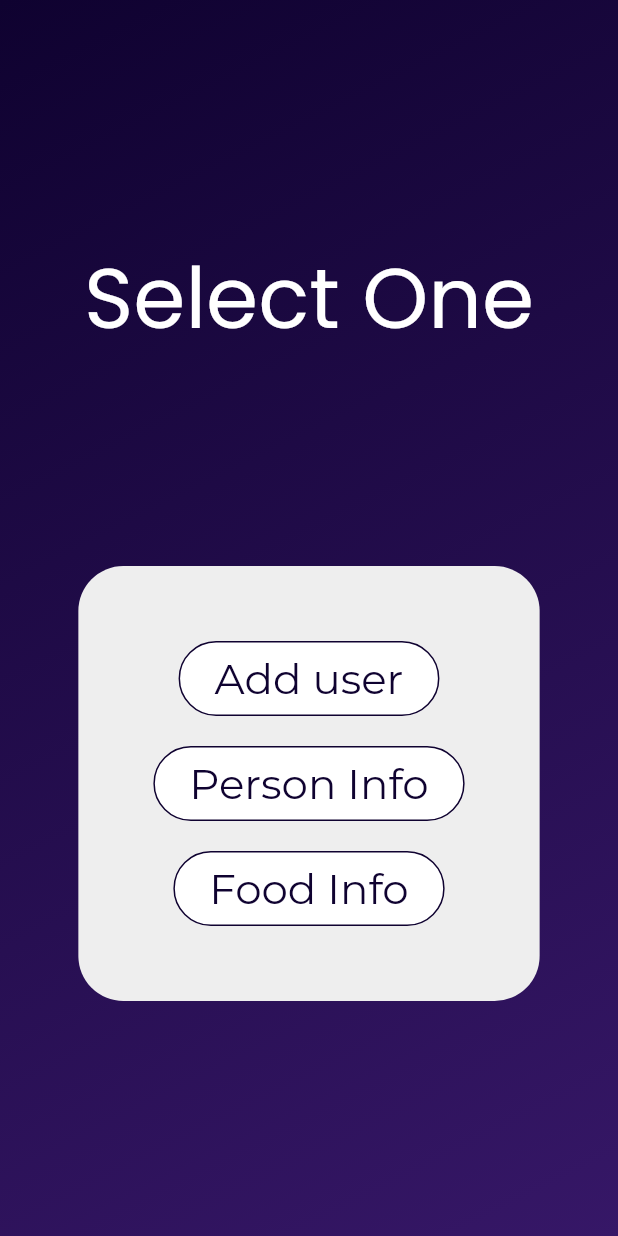
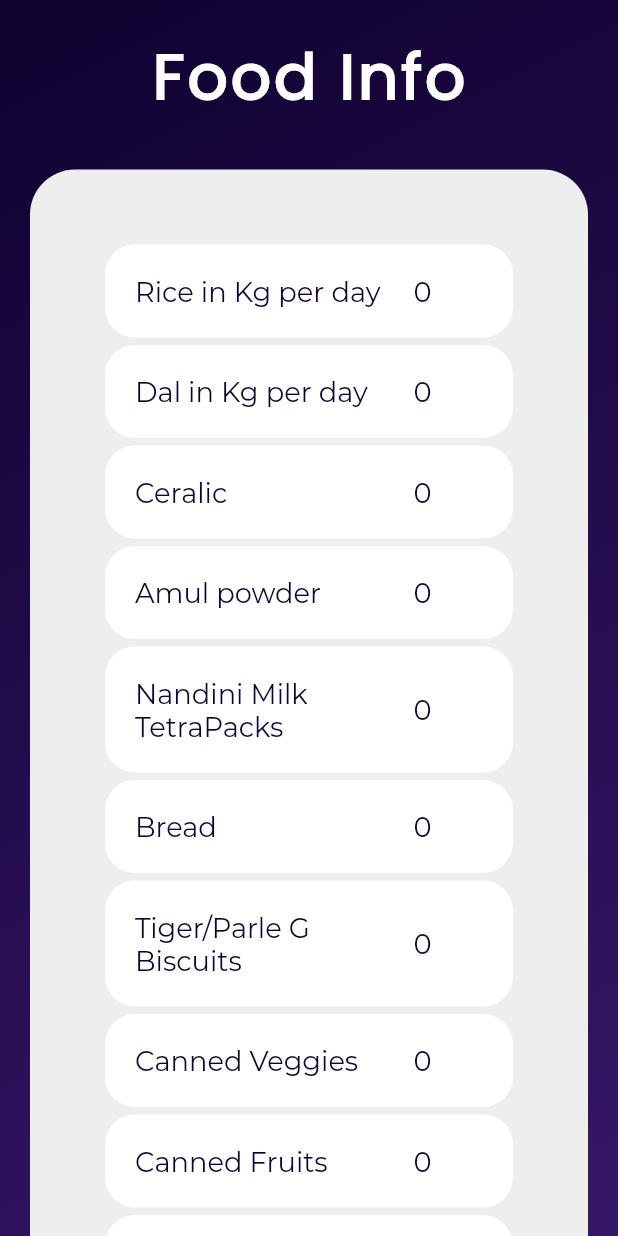
Before and after one commit to VarunSAthreya/Food-Supply-Survey, a Flutter app: the HomeScreen screen opened directly, after a tap on "Food Info", on a phone screen of 412 x 824 dp. Run offline on Flutter 3.47's test engine with Material 2 defaults, Android fonts, the phone set to English and light mode, and no system bars.

Commit message:
Added food info

```diff
--- a/lib/models/user_data.dart
+++ b/lib/models/user_data.dart
@@ -76,4 +76,103 @@ class UserData extends ChangeNotifier {
 
     return profileInfo;
   }
+
+  Map<String, int> foodInfoCounter() {
+    Map<String, int> foodInfo = {};
+
+    int rice = 0;
+    int dal = 0;
+    int ceralic = 0;
+    int amul = 0;
+    int milk = 0;
+    int bread = 0;
+    int biscuits = 0;
+    int veggis = 0;
+    int fruits = 0;
+    int medicine = 0;
+    int calcTab = 0;
+
+    for (int i = 0; i < _user.length; i++) {
+      rice += _user[i].rice;
+      dal += _user[i].dal;
+
+      switch (_user[i].specialFood1) {
+        case 'Cerelac':
+          ceralic++;
+          break;
+        case 'Amul powder':
+          amul++;
+          break;
+        case 'Nandini Milk TetraPacks':
+          milk++;
+          break;
+        case 'Bread':
+          bread++;
+          break;
+        case 'Tiger/Parle G':
+          biscuits++;
+          break;
+        case 'Canned Fruits':
+          fruits++;
+          break;
+        case 'Canned Veggies':
+          veggis++;
+          break;
+        case 'Medicine Packs':
+          medicine++;
+          break;
+        case 'Calcium Sandoz Tablets':
+          calcTab++;
+          break;
+        default:
+          break;
+      }
+
+      switch (_user[i].specialFood2) {
+        case 'Cerelac':
+          ceralic++;
+          break;
+        case 'Amul powder':
+          amul++;
+          break;
+        case 'Nandini Milk TetraPacks':
+          milk++;
+          break;
+        case 'Bread':
+          bread++;
+          break;
+        case 'Tiger/Parle G':
+          biscuits++;
+          break;
+        case 'Canned Fruits':
+          fruits++;
+          break;
+        case 'Canned Veggies':
+          veggis++;
+          break;
+        case 'Medicine Packs':
+          medicine++;
+          break;
+        case 'Calcium Sandoz Tablets':
+          calcTab++;
+          break;
+        default:
+          break;
+      }
+    }
+
+    foodInfo['rice'] = (rice / 1000).round();
+    foodInfo['dal'] = (dal / 1000).round();
+    foodInfo['ceralic'] = ceralic;
+    foodInfo['amul'] = amul;
+    foodInfo['milk'] = milk;
+    foodInfo['bread'] = bread;
+    foodInfo['biscuits'] = biscuits;
+    foodInfo['veggis'] = veggis;
+    foodInfo['fruits'] = fruits;
+    foodInfo['medicine'] = medicine;
+    foodInfo['calcTab'] = calcTab;
+
+    return foodInfo;
+  }
 }
--- /dev/null
+++ b/lib/screens/food_info.dart
@@ -0,0 +1,127 @@
+import 'package:Food_supply_survey/models/user_data.dart';
+import 'package:flutter/material.dart';
+import 'package:provider/provider.dart';
+
+class FoodInfo extends StatelessWidget {
+  @override
+  Widget build(BuildContext context) {
+    final Map<String, int> foodInfo =
+        Provider.of<UserData>(context, listen: false).foodInfoCounter();
+    return Scaffold(
+      body: Container(
+        decoration: BoxDecoration(
+          gradient: LinearGradient(
+            begin: Alignment.topLeft,
+            end: Alignment.bottomRight,
+            colors: [
+              Theme.of(context).primaryColor,
+              Theme.of(context).accentColor,
+            ],
+          ),
+        ),
+        alignment: Alignment.center,
+        child: SafeArea(
+          child: SingleChildScrollView(
+            child: Padding(
+              padding: const EdgeInsets.all(20.0),
+              child: Column(
+                children: [
+                  const Text(
+                    'Food Info',
+                    textScaleFactor: 3.0,
+                    style: TextStyle(
+                      color: Colors.white,
+                      fontWeight: FontWeight.bold,
+                      fontFamily: 'Popins',
+                      letterSpacing: 2.0,
+                    ),
+                  ),
+                  const SizedBox(
+                    height: 30,
+                  ),
+                  Container(
+                    decoration: BoxDecoration(
+                      color: Theme.of(context).backgroundColor,
+                      borderRadius: BorderRadius.circular(30.0),
+                    ),
+                    child: Padding(
+                      padding: const EdgeInsets.all(50.0),
+                      child: Column(
+                        children: [
+                          buildList(
+                              context, 'Rice in Kg per day', foodInfo['rice']),
+                          const SizedBox(height: 5),
+                          buildList(
+                              context, 'Dal in Kg per day', foodInfo['dal']),
+                          const SizedBox(height: 5),
+                          buildList(context, 'Ceralic', foodInfo['ceralic']),
+                          const SizedBox(height: 5),
+                          buildList(context, 'Amul powder', foodInfo['amul']),
+                          const SizedBox(height: 5),
+                          buildList(context, 'Nandini Milk TetraPacks',
+                              foodInfo['milk']),
+                          const SizedBox(height: 5),
+                          buildList(context, 'Bread', foodInfo['bread']),
+                          const SizedBox(height: 5),
+                          buildList(context, 'Tiger/Parle G Biscuits',
+                              foodInfo['biscuits']),
+                          const SizedBox(height: 5),
+                          buildList(
+                              context, 'Canned Veggies', foodInfo['veggis']),
+                          const SizedBox(height: 5),
+                          buildList(
+                              context, 'Canned Fruits', foodInfo['fruits']),
+                          const SizedBox(height: 5),
+                          buildList(
+                              context, 'Medicine Packs', foodInfo['medicine']),
+                          const SizedBox(height: 5),
+                          buildList(context, 'Calcium Sandoz Tablets',
+                              foodInfo['calcTab']),
+                        ],
+                      ),
+                    ),
+                  ),
+                ],
+              ),
+            ),
+          ),
+        ),
+      ),
+    );
+  }
+
+  Container buildList(BuildContext context, String key, int val) {
+    return Container(
+      decoration: BoxDecoration(
+        color: Colors.white,
+        borderRadius: BorderRadius.circular(20.0),
+      ),
+      child: Padding(
+        padding: const EdgeInsets.all(20.0),
+        child: Row(
+          children: [
+            Expanded(
+              flex: 4,
+              child: Text(
+                key,
+                textScaleFactor: 1.3,
+                style: TextStyle(
+                  color: Theme.of(context).primaryColor,
+                ),
+              ),
+            ),
+            Expanded(
+              child: Text(
+                '$val',
+                textScaleFactor: 1.3,
+                style: TextStyle(
+                  color: Theme.of(context).primaryColor,
+                ),
+              ),
+            ),
+          ],
+        ),
+      ),
+    );
+  }
+}
--- a/lib/screens/home.dart
+++ b/lib/screens/home.dart
@@ -1,3 +1,4 @@
+import 'package:Food_supply_survey/screens/food_info.dart';
 import 'package:Food_supply_survey/screens/person_info.dart';
 import 'package:flutter/material.dart';
 
@@ -70,6 +71,11 @@ class HomeScreen extends StatelessWidget {
                         buildNavigoationButton(
                           context: context,
                           title: 'Food Info',
+                          onPressed: () => Navigator.push(
+                              context,
+                              MaterialPageRoute(
+                                builder: (context) => FoodInfo(),
+                              )),
                         ),
                       ],
                     ),
```
